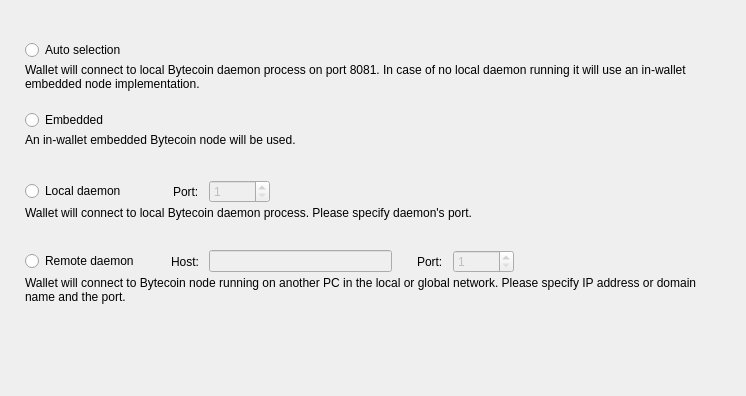
The window that src/Gui/Options/ConnectionOptionsFrame.ui (iridiumdev/Iridium-IRD-wallet) describes before a commit, drawn with Qt 5.
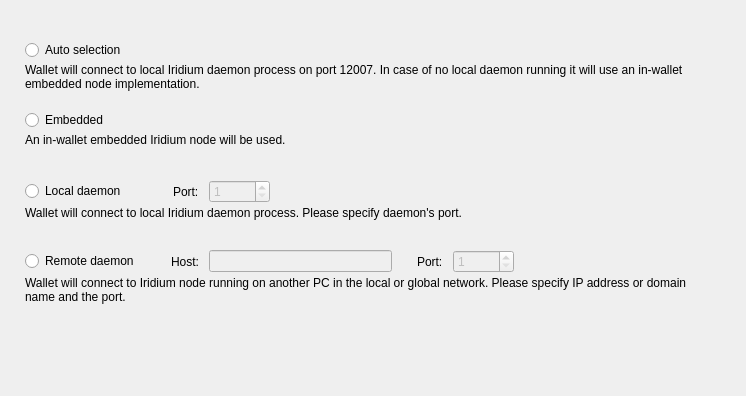
The same window after the commit. Custom widgets are drawn as their Qt base class.

```diff
--- a/src/Gui/Options/ConnectionOptionsFrame.ui
+++ b/src/Gui/Options/ConnectionOptionsFrame.ui
@@ -81,7 +81,7 @@
       <item alignment="Qt::AlignTop">
        <widget class="WalletGui::WalletSmallGrayTextLabel" name="m_autoHelperLabel">
         <property name="text">
-         <string>Wallet will connect to local Bytecoin daemon process on port 8081. In case of no local daemon running it will use an in-wallet embedded node implementation.</string>
+         <string>Wallet will connect to local Iridium daemon process on port 12007. In case of no local daemon running it will use an in-wallet embedded node implementation.</string>
         </property>
         <property name="alignment">
          <set>Qt::AlignLeading|Qt::AlignLeft|Qt::AlignTop</set>
@@ -146,7 +146,7 @@
       <item alignment="Qt::AlignTop">
        <widget class="WalletGui::WalletSmallGrayTextLabel" name="m_embeddedHelperLabel">
         <property name="text">
-         <string>An in-wallet embedded Bytecoin node will be used.</string>
+         <string>An in-wallet embedded Iridium node will be used.</string>
         </property>
         <property name="alignment">
          <set>Qt::AlignLeading|Qt::AlignLeft|Qt::AlignTop</set>
@@ -270,7 +270,7 @@
       <item alignment="Qt::AlignTop">
        <widget class="WalletGui::WalletSmallGrayTextLabel" name="m_localHelperLabel">
         <property name="text">
-         <string>Wallet will connect to local Bytecoin daemon process. Please specify daemon's port.</string>
+         <string>Wallet will connect to local Iridium daemon process. Please specify daemon's port.</string>
         </property>
         <property name="alignment">
          <set>Qt::AlignLeading|Qt::AlignLeft|Qt::AlignTop</set>
@@ -424,7 +424,7 @@
       <item alignment="Qt::AlignTop">
        <widget class="WalletGui::WalletSmallGrayTextLabel" name="m_remoteHelperLabel">
         <property name="text">
-         <string>Wallet will connect to Bytecoin node running on another PC in the local or global network. Please specify IP address or domain name and the port.</string>
+         <string>Wallet will connect to Iridium node running on another PC in the local or global network. Please specify IP address or domain name and the port.</string>
         </property>
         <property name="alignment">
          <set>Qt::AlignLeading|Qt::AlignLeft|Qt::AlignTop</set>
```
